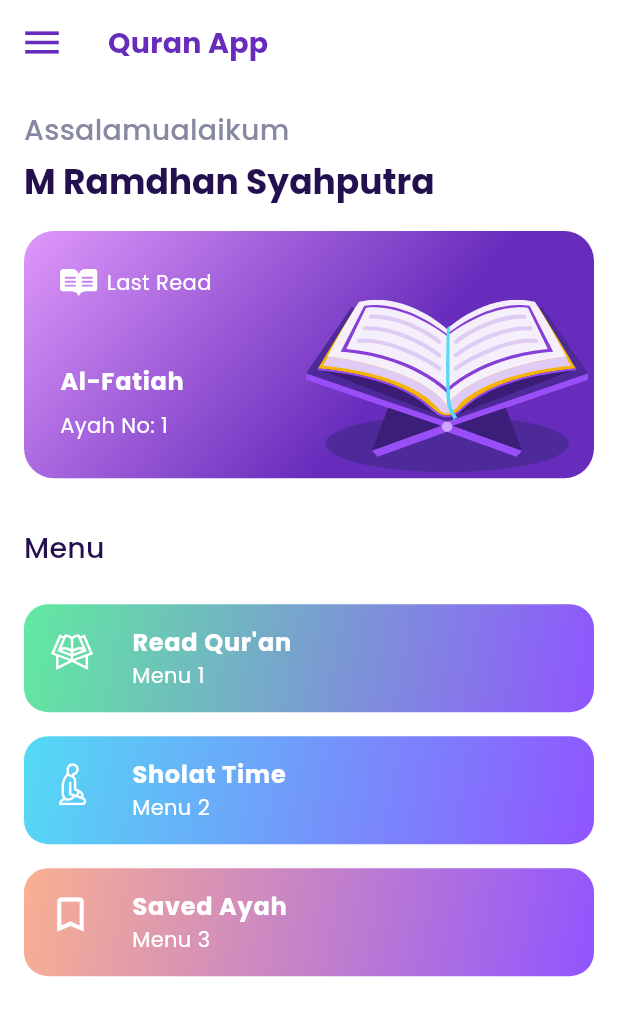
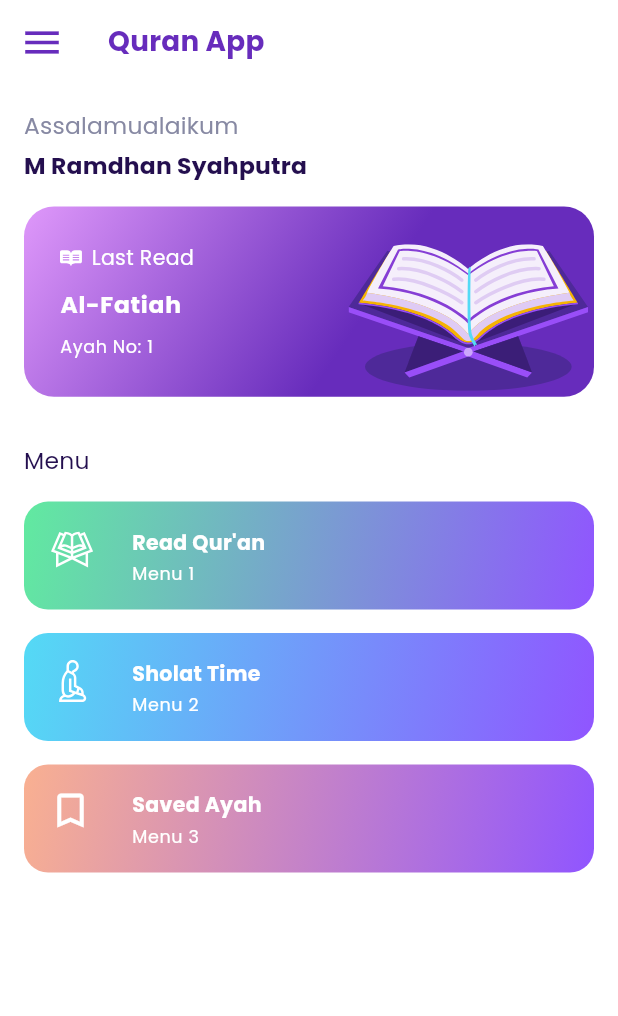
Before and after one commit to ramdhanjr11/Holy-Quran-App, a Flutter app: the screen it shows after launch, after a tap on "Get Started", on a phone screen of 412 x 824 dp. Shown: the top 1016 px of the screen. Run offline on Flutter 3.47's test engine with Material 2 defaults, Android fonts, the phone set to English and light mode, and no system bars; our stand-ins replace bloc, dartz, equatable, flutter_bloc, flutter_screenutil, flutter_svg and 5 more; missing offline and left inert: flutter_timeline_calendar; accounts and stored records are empty; network calls fail.

Commit message:
ui: add screen_util to adaptive ui for every screen

```diff
--- a/lib/common/themes.dart
+++ b/lib/common/themes.dart
@@ -1,31 +1,32 @@
 import 'package:flutter/material.dart';
+import 'package:flutter_screenutil/flutter_screenutil.dart';
 import 'package:google_fonts/google_fonts.dart';
 
 TextTheme appTextTheme = TextTheme(
   displayLarge: GoogleFonts.poppins(
-      fontSize: 93, fontWeight: FontWeight.w300, letterSpacing: -1.5),
+      fontSize: 93.sp, fontWeight: FontWeight.w300, letterSpacing: -1.5),
   displayMedium: GoogleFonts.poppins(
-      fontSize: 58, fontWeight: FontWeight.w300, letterSpacing: -0.5),
+      fontSize: 58.sp, fontWeight: FontWeight.w300, letterSpacing: -0.5),
   displaySmall: GoogleFonts.poppins(fontSize: 47, fontWeight: FontWeight.w400),
   headlineMedium: GoogleFonts.poppins(
-      fontSize: 33, fontWeight: FontWeight.w400, letterSpacing: 0.25),
+      fontSize: 33.sp, fontWeight: FontWeight.w400, letterSpacing: 0.25),
   headlineSmall: GoogleFonts.poppins(fontSize: 23, fontWeight: FontWeight.w400),
   titleLarge: GoogleFonts.poppins(
-      fontSize: 19, fontWeight: FontWeight.w500, letterSpacing: 0.15),
+      fontSize: 19.sp, fontWeight: FontWeight.w500, letterSpacing: 0.15),
   titleMedium: GoogleFonts.poppins(
-      fontSize: 16, fontWeight: FontWeight.w400, letterSpacing: 0.15),
+      fontSize: 16.sp, fontWeight: FontWeight.w400, letterSpacing: 0.15),
   titleSmall: GoogleFonts.poppins(
-      fontSize: 14, fontWeight: FontWeight.w500, letterSpacing: 0.1),
+      fontSize: 14.sp, fontWeight: FontWeight.w500, letterSpacing: 0.1),
   bodyLarge: GoogleFonts.poppins(
-      fontSize: 16, fontWeight: FontWeight.w400, letterSpacing: 0.5),
+      fontSize: 16.sp, fontWeight: FontWeight.w400, letterSpacing: 0.5),
   bodyMedium: GoogleFonts.poppins(
-      fontSize: 14, fontWeight: FontWeight.w400, letterSpacing: 0.25),
+      fontSize: 14.sp, fontWeight: FontWeight.w400, letterSpacing: 0.25),
   labelLarge: GoogleFonts.poppins(
-      fontSize: 14, fontWeight: FontWeight.w500, letterSpacing: 1.25),
+      fontSize: 14.sp, fontWeight: FontWeight.w500, letterSpacing: 1.25),
   bodySmall: GoogleFonts.poppins(
-      fontSize: 12, fontWeight: FontWeight.w400, letterSpacing: 0.4),
+      fontSize: 12.sp, fontWeight: FontWeight.w400, letterSpacing: 0.4),
   labelSmall: GoogleFonts.poppins(
-      fontSize: 10, fontWeight: FontWeight.w400, letterSpacing: 1.5),
+      fontSize: 10.sp, fontWeight: FontWeight.w400, letterSpacing: 1.5),
 );
 
 Color appLightPrimaryColor = const Color(0xff672CBC);
--- a/lib/main.dart
+++ b/lib/main.dart
@@ -1,5 +1,6 @@
 import 'package:flutter/material.dart';
 import 'package:flutter_bloc/flutter_bloc.dart';
+import 'package:flutter_screenutil/flutter_screenutil.dart';
 import 'package:holy_quran_app/common/constants.dart';
 import 'package:holy_quran_app/common/themes.dart';
 import 'package:holy_quran_app/domain/entities/surah.dart';
@@ -45,7 +46,11 @@ class MyApp extends StatelessWidget {
           create: (context) => di.locator(),
         ),
       ],
-      child: MaterialApp(
+      child: ScreenUtilInit(
+        designSize: const Size(390, 844),
+        minTextAdapt: true,
+        splitScreenMode: true,
+        builder: (context, child) => MaterialApp(
           debugShowCheckedModeBanner: false,
           title: 'Holy Quran App',
           theme: ThemeData(
@@ -91,6 +96,7 @@ class MyApp extends StatelessWidget {
             }
           },
         ),
+      ),
     );
   }
 }
--- a/lib/presentation/ui/home_page.dart
+++ b/lib/presentation/ui/home_page.dart
@@ -1,4 +1,5 @@
 import 'package:flutter/material.dart';
+import 'package:flutter_screenutil/flutter_screenutil.dart';
 import 'package:flutter_svg/svg.dart';
 import 'package:holy_quran_app/common/themes.dart';
 import 'package:holy_quran_app/presentation/ui/saved_ayah_page.dart';
@@ -39,7 +40,7 @@ class _HomePageState extends State<HomePage> {
         child: ListView(
           children: [
             Container(
-              height: 180,
+              height: 135.h,
               color: appLightPrimaryColor,
               child: Stack(
                 clipBehavior: Clip.antiAlias,
@@ -51,7 +52,7 @@ class _HomePageState extends State<HomePage> {
                       opacity: .2,
                       child: SvgPicture.asset(
                         'assets/quran_item.svg',
-                        width: 230,
+                        width: 180.h,
                       ),
                     ),
                   ),
@@ -61,21 +62,26 @@ class _HomePageState extends State<HomePage> {
                       title: Text(
                         'M Ramdhan Syahputra',
                         style:
-                            textTheme.bodyLarge!.copyWith(color: Colors.white),
+                            textTheme.bodyMedium!.copyWith(color: Colors.white),
                       ),
                       subtitle: Text(
                         'ramdhanjr690@gmail.com',
                         style:
-                            textTheme.bodyMedium!.copyWith(color: Colors.white),
+                            textTheme.bodySmall!.copyWith(color: Colors.white),
                       ),
                     ),
                   )
                 ],
               ),
             ),
-            const ListTile(
-              leading: Icon(Icons.exit_to_app),
-              title: Text('Logout'),
+            ListTile(
+              leading: const Icon(Icons.exit_to_app),
+              title: Text(
+                'Logout',
+                style: textTheme.bodyMedium!.copyWith(
+                  fontWeight: FontWeight.bold,
+                ),
+              ),
             )
           ],
         ),
@@ -90,7 +96,7 @@ class _HomePageState extends State<HomePage> {
               children: [
                 Text(
                   'Assalamualaikum',
-                  style: textTheme.titleLarge!.copyWith(
+                  style: textTheme.titleMedium!.copyWith(
                     color: appLightGreyColor,
                   ),
                 ),
@@ -99,14 +105,14 @@ class _HomePageState extends State<HomePage> {
                   'M Ramdhan Syahputra',
                   maxLines: 1,
                   overflow: TextOverflow.ellipsis,
-                  style: textTheme.headlineSmall!.copyWith(
+                  style: textTheme.titleMedium!.copyWith(
                     color: appLightPrimaryTextColor,
                     fontWeight: FontWeight.bold,
                   ),
                 ),
-                const SizedBox(height: 16),
+                SizedBox(height: 16.h),
                 Container(
-                  height: MediaQuery.of(context).size.height * .2,
+                  height: 130.h,
                   decoration: BoxDecoration(
                     gradient: LinearGradient(
                       colors: [
@@ -128,7 +134,7 @@ class _HomePageState extends State<HomePage> {
                           right: -20,
                           child: SvgPicture.asset(
                             'assets/quran_item.svg',
-                            height: 115,
+                            height: 100.h,
                           ),
                         ),
                         Column(
@@ -139,9 +145,9 @@ class _HomePageState extends State<HomePage> {
                                 SvgPicture.asset(
                                   'assets/book_icon.svg',
                                   color: Colors.white,
-                                  height: 20,
+                                  height: 12.h,
                                 ),
-                                const SizedBox(width: 6),
+                                SizedBox(width: 6.w),
                                 Text(
                                   'Last Read',
                                   style: textTheme.bodyMedium!.copyWith(
@@ -158,10 +164,10 @@ class _HomePageState extends State<HomePage> {
                                 fontWeight: FontWeight.bold,
                               ),
                             ),
-                            const SizedBox(height: 8),
+                            SizedBox(height: 8.h),
                             Text(
                               'Ayah No: 1',
-                              style: textTheme.bodyMedium!.copyWith(
+                              style: textTheme.bodySmall!.copyWith(
                                 color: Colors.white,
                               ),
                             ),
@@ -171,13 +177,13 @@ class _HomePageState extends State<HomePage> {
                     ),
                   ),
                 ),
-                const SizedBox(height: 32),
+                SizedBox(height: 32.h),
                 Text(
                   'Menu',
-                  style: textTheme.titleLarge!
+                  style: textTheme.titleMedium!
                       .copyWith(color: appLightPrimaryTextColor),
                 ),
-                const SizedBox(height: 24),
+                SizedBox(height: 16.h),
                 _buildMenuTile(
                   gradientColor1: appLightGreenMenuColor,
                   gradientColor2: appLightPurpleMenuColor,
@@ -193,7 +199,7 @@ class _HomePageState extends State<HomePage> {
                     Navigator.pushNamed(context, SurahPage.routeName);
                   },
                 ),
-                const SizedBox(height: 16),
+                SizedBox(height: 16.h),
                 _buildMenuTile(
                   gradientColor1: appLightBlueMenuColor,
                   gradientColor2: appLightPurpleMenuColor,
@@ -209,7 +215,7 @@ class _HomePageState extends State<HomePage> {
                     Navigator.pushNamed(context, SholatTimePage.routeName);
                   },
                 ),
-                const SizedBox(height: 16),
+                SizedBox(height: 16.h),
                 _buildMenuTile(
                   gradientColor1: appLightOrangeColor,
                   gradientColor2: appLightPurpleMenuColor,
@@ -258,14 +264,14 @@ class _HomePageState extends State<HomePage> {
       child: ListTile(
         title: Text(
           title,
-          style: textTheme.bodyLarge!.copyWith(
+          style: textTheme.bodyMedium!.copyWith(
             color: Colors.white,
             fontWeight: FontWeight.bold,
           ),
         ),
         subtitle: Text(
           subtitle,
-          style: textTheme.bodyMedium!.copyWith(color: Colors.white),
+          style: textTheme.bodySmall!.copyWith(color: Colors.white),
         ),
         leading: icon ?? svgIcon,
         onTap: onTap,
--- a/lib/presentation/ui/onboarding_page.dart
+++ b/lib/presentation/ui/onboarding_page.dart
@@ -1,4 +1,5 @@
 import 'package:flutter/material.dart';
+import 'package:flutter_screenutil/flutter_screenutil.dart';
 import 'package:flutter_svg/svg.dart';
 import 'package:google_fonts/google_fonts.dart';
 import 'package:holy_quran_app/common/themes.dart';
@@ -23,22 +24,22 @@ class OnBoardingPage extends StatelessWidget {
             Text(
               'Quran App',
               style: GoogleFonts.poppins(
-                fontSize: 26,
+                fontSize: 22.sp,
                 fontWeight: FontWeight.bold,
                 color: appLightPrimaryColor,
               ),
             ),
-            const SizedBox(
-              height: 16,
+            SizedBox(
+              height: 16.h,
             ),
             Text(
               'Learn Quran and',
-              style: textTheme.titleMedium!.copyWith(color: appLightGreyColor),
+              style: textTheme.titleSmall!.copyWith(color: appLightGreyColor),
             ),
-            const SizedBox(height: 2),
+            SizedBox(height: 2.h),
             Text(
               'Recite once everyday',
-              style: textTheme.titleMedium!.copyWith(color: appLightGreyColor),
+              style: textTheme.titleSmall!.copyWith(color: appLightGreyColor),
             ),
             const SizedBox(height: 64),
             Stack(
@@ -52,8 +53,8 @@ class OnBoardingPage extends StatelessWidget {
                 Positioned(
                   bottom: -23,
                   child: SizedBox(
-                    height: 60,
-                    width: 170,
+                    height: 60.sp,
+                    width: 170.sp,
                     child: ElevatedButton(
                       style: ElevatedButton.styleFrom(
                         shape: RoundedRectangleBorder(
@@ -63,7 +64,7 @@ class OnBoardingPage extends StatelessWidget {
                       ),
                       child: Text(
                         'Get Started',
-                        style: textTheme.bodyLarge!.copyWith(
+                        style: textTheme.bodyMedium!.copyWith(
                           color: Colors.white,
                           fontWeight: FontWeight.bold,
                         ),
--- a/lib/presentation/ui/surah_page.dart
+++ b/lib/presentation/ui/surah_page.dart
@@ -158,7 +158,7 @@ class _SurahPageState extends State<SurahPage> {
                 child: Text(
                   'Siapa saja membaca satu huruf dari Kitabullah (Alquran) maka dia akan mendapat satu kebaikan. Sedangkan satu kebaikan dilipatkan kepada sepuluh semisalnya',
                   textAlign: TextAlign.center,
-                  style: textTheme.bodyLarge!.copyWith(color: Colors.white),
+                  style: textTheme.bodyMedium!.copyWith(color: Colors.white),
                 ),
               ),
             ),
--- a/lib/presentation/ui/widgets/ayah_item_widget.dart
+++ b/lib/presentation/ui/widgets/ayah_item_widget.dart
@@ -1,5 +1,6 @@
 import 'package:flutter/material.dart';
 import 'package:flutter_bloc/flutter_bloc.dart';
+import 'package:flutter_screenutil/flutter_screenutil.dart';
 import 'package:holy_quran_app/common/themes.dart';
 import 'package:holy_quran_app/domain/entities/ayah.dart';
 import 'package:holy_quran_app/presentation/blocs/ayah_bloc/ayah_bloc.dart';
@@ -24,7 +25,7 @@ class _AyahItemState extends State<AyahItem> {
       children: [
         Container(
           margin: const EdgeInsets.symmetric(horizontal: 16),
-          height: 60,
+          height: 50.h,
           decoration: BoxDecoration(
             borderRadius: BorderRadius.circular(16),
             color: Colors.grey[100],
@@ -34,8 +35,8 @@ class _AyahItemState extends State<AyahItem> {
             children: [
               Container(
                 margin: const EdgeInsets.only(left: 16),
-                width: 40,
-                height: 40,
+                width: 40.w,
+                height: 40.h,
                 decoration: BoxDecoration(
                   shape: BoxShape.circle,
                   color: appLightPrimaryColor,
@@ -57,19 +58,19 @@ class _AyahItemState extends State<AyahItem> {
                     icon: Icon(
                       Icons.share_outlined,
                       color: appLightPrimaryColor,
-                      size: 35,
+                      size: 30,
                     ),
                   ),
-                  const SizedBox(width: 4),
+                  SizedBox(width: 4.w),
                   IconButton(
                     onPressed: () {},
                     icon: Icon(
                       Icons.play_arrow_outlined,
                       color: appLightPrimaryColor,
-                      size: 35,
+                      size: 30,
                     ),
                   ),
-                  const SizedBox(width: 4),
+                  SizedBox(width: 4.w),
                   IconButton(
                     onPressed: () async {
                       context.read<AyahBloc>().add(InsertAyahEvent(ayah: ayah));
@@ -77,10 +78,10 @@ class _AyahItemState extends State<AyahItem> {
                     icon: Icon(
                       Icons.bookmark_outline,
                       color: appLightPrimaryColor,
-                      size: 35,
+                      size: 30,
                     ),
                   ),
-                  const SizedBox(width: 16),
+                  SizedBox(width: 16.w),
                 ],
               )
             ],
@@ -91,7 +92,7 @@ class _AyahItemState extends State<AyahItem> {
           child: Text(
             ayah.arab,
             style: TextStyle(
-              fontSize: 26,
+              fontSize: 24,
               color: appLightPrimaryTextColor,
             ),
             textAlign: TextAlign.end,
@@ -102,10 +103,10 @@ class _AyahItemState extends State<AyahItem> {
           child: Text(
             ayah.indonesia,
             style:
-                textTheme.bodyLarge!.copyWith(color: appLightPrimaryTextColor),
+                textTheme.bodyMedium!.copyWith(color: appLightPrimaryTextColor),
           ),
         ),
-        const SizedBox(height: 32),
+        SizedBox(height: 32.h),
       ],
     );
   }
--- a/lib/presentation/ui/widgets/surah_page_widgets/surah_tile_widget.dart
+++ b/lib/presentation/ui/widgets/surah_page_widgets/surah_tile_widget.dart
@@ -1,4 +1,3 @@
-
 import 'package:flutter/material.dart';
 import 'package:flutter_svg/svg.dart';
 import 'package:holy_quran_app/common/themes.dart';
@@ -21,6 +20,7 @@ class SurahTile extends StatelessWidget {
 
   @override
   Widget build(BuildContext context) {
+    final textTheme = Theme.of(context).textTheme;
     return ListTile(
       leading: Stack(
         alignment: Alignment.center,
@@ -31,8 +31,14 @@ class SurahTile extends StatelessWidget {
           ),
         ],
       ),
-      title: Text(surahLatinName),
-      subtitle: Text(surahSubtitle),
+      title: Text(
+        surahLatinName,
+        style: textTheme.titleMedium,
+      ),
+      subtitle: Text(
+        surahSubtitle,
+        style: textTheme.bodyMedium,
+      ),
       trailing: Text(
         surahName,
         style: TextStyle(fontSize: 24, color: appLightPrimaryColor),
--- a/pubspec.yaml
+++ b/pubspec.yaml
@@ -34,6 +34,7 @@ dependencies:
   flutter:
     sdk: flutter
   flutter_bloc: ^8.1.2
+  flutter_screenutil: ^5.7.0
   flutter_svg: ^2.0.4
   flutter_timeline_calendar: ^1.0.5
   get_it: ^7.2.0
```
Also changed, not shown: pubspec.lock. Lines whose indentation alone changed are shown as unchanged.
